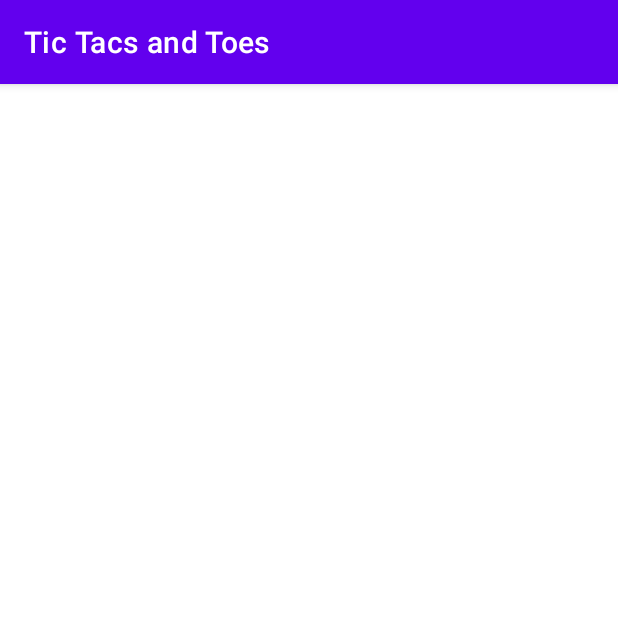
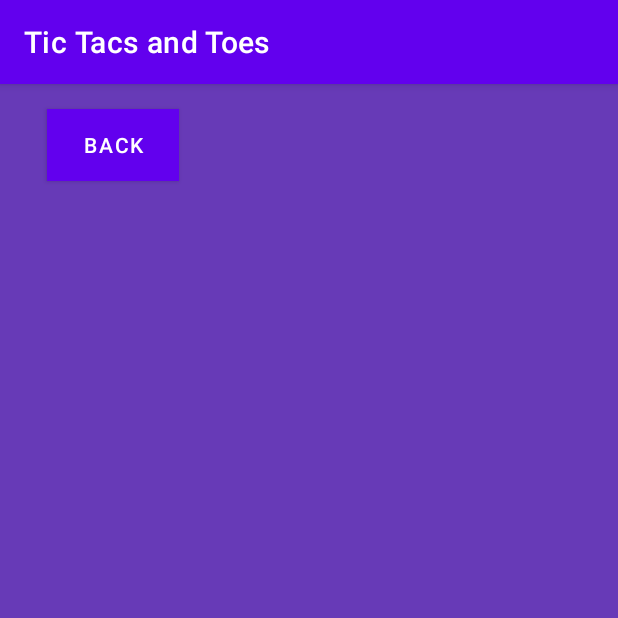
Before and after one commit to NotJason123/TicTacsandToes, an Android app: the Singleplayer screen opened directly, with no data from a screen before it, on a phone screen of 412 x 824 dp, the top half of it. Run offline under Robolectric (Android 15) with nearby library versions, the phone set to English and light mode, and no system bars.

Commit message:
singleplayer

```diff
--- a/app/src/main/java/com/example/tictacsandtoes/Singleplayer.java
+++ b/app/src/main/java/com/example/tictacsandtoes/Singleplayer.java
@@ -1,14 +1,26 @@
 package com.example.tictacsandtoes;
 
 import androidx.appcompat.app.AppCompatActivity;
-
+import android.content.Intent;
+import android.media.MediaPlayer;
+import android.widget.Button;
+import android.view.View;
 import android.os.Bundle;
 
 public class Singleplayer extends AppCompatActivity {
+    MediaPlayer mp;
+
 
     @Override
     protected void onCreate(Bundle savedInstanceState) {
         super.onCreate(savedInstanceState);
         setContentView(R.layout.activity_singleplayer);
+        mp = MediaPlayer.create(Singleplayer.this, R.raw.sound11);
+    }
+
+    public void Onclick2(View view){
+        startActivity(new Intent(Singleplayer.this, ChoosemodeActivity.class));
+        mp.start();
+
     }
 }
--- a/app/src/main/res/layout/activity_singleplayer.xml
+++ b/app/src/main/res/layout/activity_singleplayer.xml
@@ -4,6 +4,24 @@
     xmlns:tools="http://schemas.android.com/tools"
     android:layout_width="match_parent"
     android:layout_height="match_parent"
+    android:background="#673AB7"
     tools:context=".Singleplayer">
 
+    <Button
+        android:id="@+id/BackButton"
+        android:layout_width="wrap_content"
+        android:layout_height="wrap_content"
+        android:layout_marginStart="31dp"
+        android:layout_marginEnd="286dp"
+        android:background="#2196F3"
+        android:backgroundTint="#2196F3"
+        android:onClick="Onclick2"
+        android:text="Back"
+        app:layout_constraintBottom_toBottomOf="parent"
+        app:layout_constraintEnd_toEndOf="parent"
+        app:layout_constraintHorizontal_bias="0.0"
+        app:layout_constraintStart_toStartOf="parent"
+        app:layout_constraintTop_toTopOf="parent"
+        app:layout_constraintVertical_bias="0.023"
+        tools:ignore="TextContrastCheck" />
 </androidx.constraintlayout.widget.ConstraintLayout>
```
Also changed, not shown: app/src/main/AndroidManifest.xml (+7 -1 lines), app/src/main/java/com/example/tictacsandtoes/ChoosemodeActivity.java (+4 -3 lines), app/src/main/res/layout/choosemode.xml (+4 -4 lines), 3 other files.
